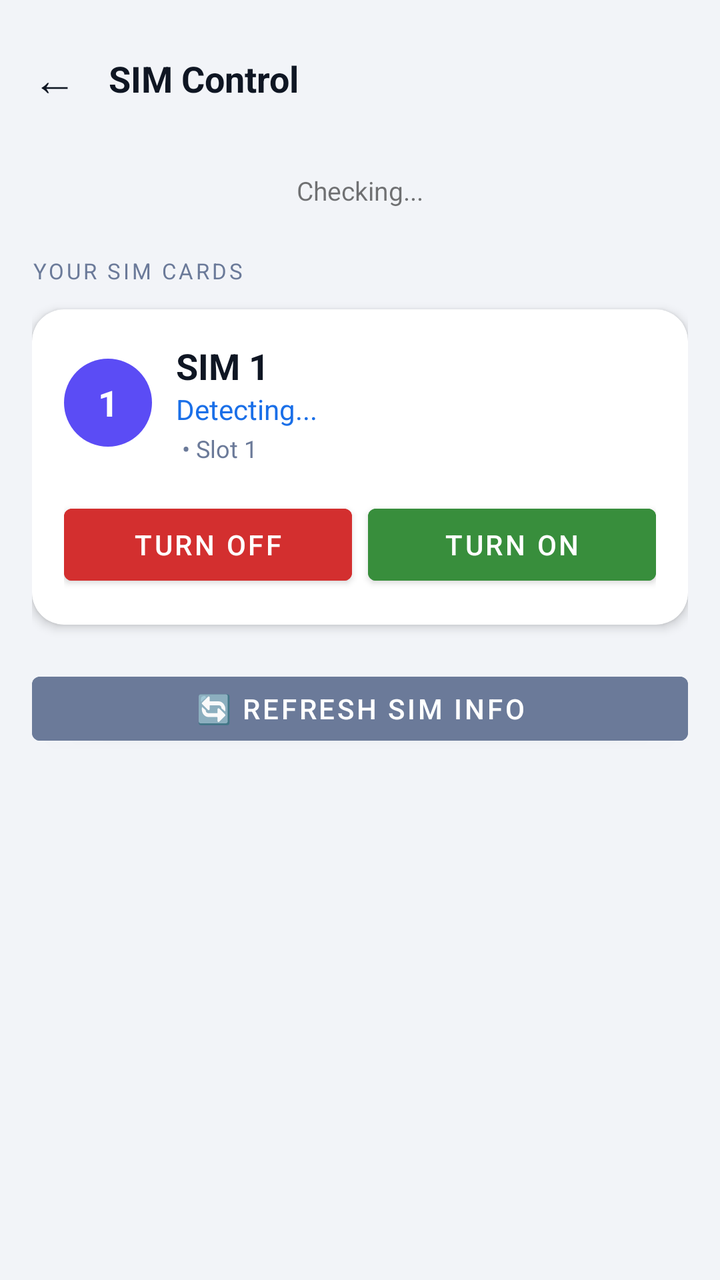
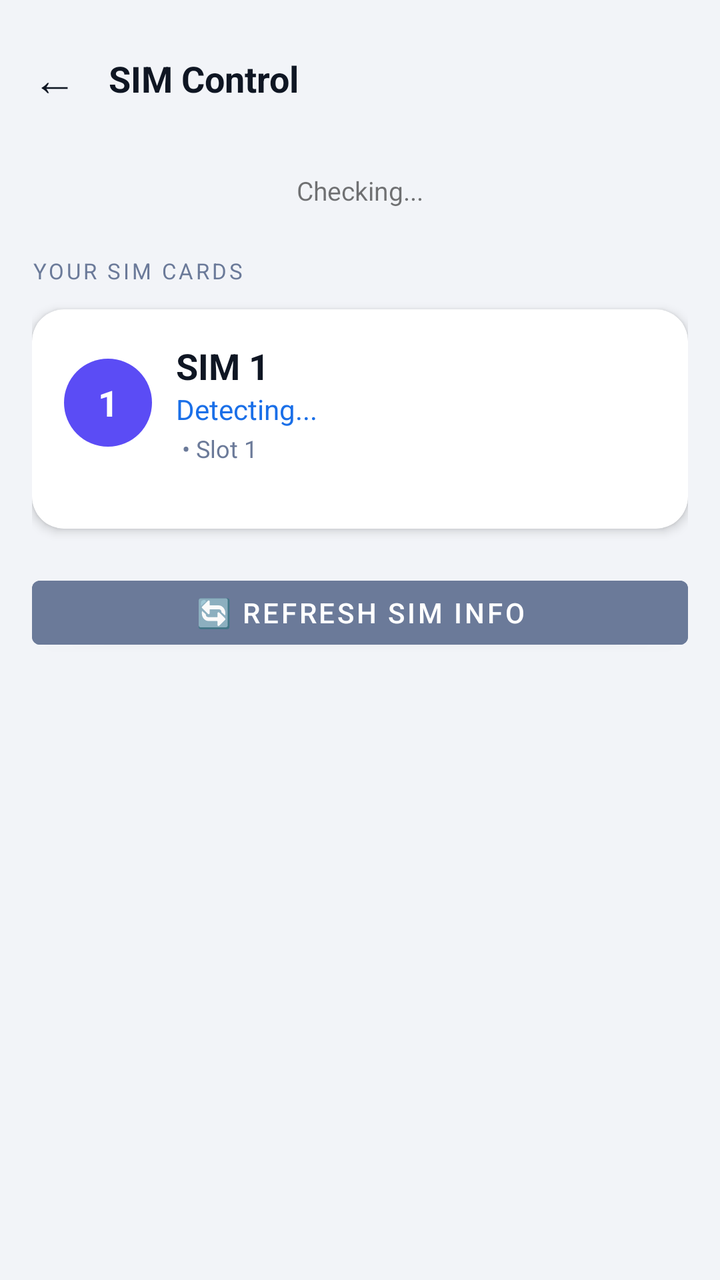

Before-and-after screenshots of an Android layout around one commit, followed by the original layout XML and the change that was made.
<!-- AndroidManifest.xml: application theme Theme.SimScheduler -->
<!-- res/layout/fragment_sim_control.xml -->
<?xml version="1.0" encoding="utf-8"?>
<ScrollView xmlns:android="http://schemas.android.com/apk/res/android"
    xmlns:app="http://schemas.android.com/apk/res-auto"
    android:layout_width="match_parent"
    android:layout_height="match_parent"
    android:background="@color/background">

    <LinearLayout
        android:layout_width="match_parent"
        android:layout_height="wrap_content"
        android:orientation="vertical"
        android:padding="16dp">

        
        <LinearLayout
            android:layout_width="match_parent"
            android:layout_height="wrap_content"
            android:orientation="horizontal"
            android:gravity="center_vertical"
            android:layout_marginBottom="16dp">

            <TextView
                android:id="@+id/backBtn"
                android:layout_width="wrap_content"
                android:layout_height="wrap_content"
                android:text="←"
                android:textSize="22sp"
                android:textColor="@color/text_primary"
                android:padding="8dp"
                android:layout_marginStart="-8dp"
                android:clickable="true"
                android:focusable="true"
                android:background="?attr/selectableItemBackgroundBorderless"/>

            <TextView
                android:layout_width="wrap_content"
                android:layout_height="wrap_content"
                android:text="SIM Control"
                android:textSize="18sp"
                android:textStyle="bold"
                android:textColor="@color/text_primary"
                android:layout_marginStart="8dp"/>
        </LinearLayout>

        
        <TextView
            android:id="@+id/serviceStatus"
            android:layout_width="match_parent"
            android:layout_height="wrap_content"
            android:text="Checking..."
            android:textSize="13sp"
            android:gravity="center"
            android:padding="8dp"
            android:layout_marginBottom="16dp"/>

        
        <TextView
            android:layout_width="match_parent"
            android:layout_height="wrap_content"
            android:text="YOUR SIM CARDS"
            android:textSize="11sp"
            android:textColor="@color/text_secondary"
            android:letterSpacing="0.12"
            android:layout_marginBottom="12dp"/>

        
        <androidx.cardview.widget.CardView
            android:layout_width="match_parent"
            android:layout_height="wrap_content"
            android:layout_marginBottom="12dp"
            app:cardCornerRadius="16dp"
            app:cardElevation="3dp"
            app:cardBackgroundColor="@color/card_background">

            <LinearLayout
                android:layout_width="match_parent"
                android:layout_height="wrap_content"
                android:orientation="vertical"
                android:padding="16dp">

                
                <LinearLayout
                    android:layout_width="match_parent"
                    android:layout_height="wrap_content"
                    android:orientation="horizontal"
                    android:gravity="center_vertical"
                    android:layout_marginBottom="16dp">

                    
                    <TextView
                        android:layout_width="44dp"
                        android:layout_height="44dp"
                        android:text="1"
                        android:textSize="18sp"
                        android:textStyle="bold"
                        android:textColor="#FFFFFF"
                        android:gravity="center"
                        android:background="@drawable/sim_badge"
                        android:layout_marginEnd="12dp"/>

                    
                    <LinearLayout
                        android:layout_width="0dp"
                        android:layout_height="wrap_content"
                        android:layout_weight="1"
                        android:orientation="vertical">

                        <TextView
                            android:id="@+id/sim1Name"
                            android:layout_width="wrap_content"
                            android:layout_height="wrap_content"
                            android:text="SIM 1"
                            android:textSize="18sp"
                            android:textStyle="bold"
                            android:textColor="@color/text_primary"/>

                        <TextView
                            android:id="@+id/sim1Carrier"
                            android:layout_width="wrap_content"
                            android:layout_height="wrap_content"
                            android:text="Detecting..."
                            android:textSize="14sp"
                            android:textColor="@color/accent"/>

                        <LinearLayout
                            android:layout_width="wrap_content"
                            android:layout_height="wrap_content"
                            android:orientation="horizontal"
                            android:gravity="center_vertical"
                            android:layout_marginTop="2dp">

                            <TextView
                                android:id="@+id/sim1Number"
                                android:layout_width="wrap_content"
                                android:layout_height="wrap_content"
                                android:text=""
                                android:textSize="12sp"
                                android:textColor="@color/text_secondary"/>

                            <TextView
                                android:layout_width="wrap_content"
                                android:layout_height="wrap_content"
                                android:text=" • "
                                android:textSize="12sp"
                                android:textColor="@color/text_secondary"/>

                            <TextView
                                android:id="@+id/sim1Slot"
                                android:layout_width="wrap_content"
                                android:layout_height="wrap_content"
                                android:text="Slot 1"
                                android:textSize="12sp"
                                android:textColor="@color/text_secondary"/>
                        </LinearLayout>
                    </LinearLayout>
                </LinearLayout>

                
                <LinearLayout
                    android:layout_width="match_parent"
                    android:layout_height="wrap_content"
                    android:orientation="horizontal">

                    <Button
                        android:id="@+id/sim1BtnOff"
                        android:layout_width="0dp"
                        android:layout_height="48dp"
                        android:layout_weight="1"
                        android:text="Turn OFF"
                        android:textSize="14sp"
                        android:backgroundTint="#D32F2F"
                        android:layout_marginEnd="8dp"/>

                    <Button
                        android:id="@+id/sim1BtnOn"
                        android:layout_width="0dp"
                        android:layout_height="48dp"
                        android:layout_weight="1"
                        android:text="Turn ON"
                        android:textSize="14sp"
                        android:backgroundTint="#388E3C"/>
                </LinearLayout>

            </LinearLayout>
        </androidx.cardview.widget.CardView>

        
        <androidx.cardview.widget.CardView
            android:id="@+id/sim2Card"
            android:layout_width="match_parent"
            android:layout_height="wrap_content"
            android:layout_marginBottom="12dp"
            android:visibility="gone"
            app:cardCornerRadius="16dp"
            app:cardElevation="3dp"
            app:cardBackgroundColor="@color/card_background">

            <LinearLayout
                android:layout_width="match_parent"
                android:layout_height="wrap_content"
                android:orientation="vertical"
                android:padding="16dp">

                
                <LinearLayout
                    android:layout_width="match_parent"
                    android:layout_height="wrap_content"
                    android:orientation="horizontal"
                    android:gravity="center_vertical"
                    android:layout_marginBottom="16dp">

                    <TextView
                        android:layout_width="44dp"
                        android:layout_height="44dp"
                        android:text="2"
                        android:textSize="18sp"
                        android:textStyle="bold"
                        android:textColor="#FFFFFF"
                        android:gravity="center"
                        android:background="@drawable/sim_badge_2"
                        android:layout_marginEnd="12dp"/>

                    <LinearLayout
                        android:layout_width="0dp"
                        android:layout_height="wrap_content"
                        android:layout_weight="1"
                        android:orientation="vertical">

                        <TextView
                            android:id="@+id/sim2Name"
                            android:layout_width="wrap_content"
                            android:layout_height="wrap_content"
                            android:text="SIM 2"
                            android:textSize="18sp"
                            android:textStyle="bold"
                            android:textColor="@color/text_primary"/>

                        <TextView
                            android:id="@+id/sim2Carrier"
                            android:layout_width="wrap_content"
                            android:layout_height="wrap_content"
                            android:text="Detecting..."
                            android:textSize="14sp"
                            android:textColor="@color/sim2_color"/>

                        <LinearLayout
                            android:layout_width="wrap_content"
                            android:layout_height="wrap_content"
                            android:orientation="horizontal"
                            android:gravity="center_vertical"
                            android:layout_marginTop="2dp">

                            <TextView
                                android:id="@+id/sim2Number"
                                android:layout_width="wrap_content"
                                android:layout_height="wrap_content"
                                android:text=""
                                android:textSize="12sp"
                                android:textColor="@color/text_secondary"/>

                            <TextView
                                android:layout_width="wrap_content"
                                android:layout_height="wrap_content"
                                android:text=" • "
                                android:textSize="12sp"
                                android:textColor="@color/text_secondary"/>

                            <TextView
                                android:id="@+id/sim2Slot"
                                android:layout_width="wrap_content"
                                android:layout_height="wrap_content"
                                android:text="Slot 2"
                                android:textSize="12sp"
                                android:textColor="@color/text_secondary"/>
                        </LinearLayout>
                    </LinearLayout>
                </LinearLayout>

                
                <LinearLayout
                    android:layout_width="match_parent"
                    android:layout_height="wrap_content"
                    android:orientation="horizontal">

                    <Button
                        android:id="@+id/sim2BtnOff"
                        android:layout_width="0dp"
                        android:layout_height="48dp"
                        android:layout_weight="1"
                        android:text="Turn OFF"
                        android:textSize="14sp"
                        android:backgroundTint="#D32F2F"
                        android:layout_marginEnd="8dp"/>

                    <Button
                        android:id="@+id/sim2BtnOn"
                        android:layout_width="0dp"
                        android:layout_height="48dp"
                        android:layout_weight="1"
                        android:text="Turn ON"
                        android:textSize="14sp"
                        android:backgroundTint="#388E3C"/>
                </LinearLayout>

            </LinearLayout>
        </androidx.cardview.widget.CardView>

        
        <Button
            android:id="@+id/refreshBtn"
            android:layout_width="match_parent"
            android:layout_height="44dp"
            android:text="🔄 Refresh SIM Info"
            android:textSize="14sp"
            android:backgroundTint="@color/text_secondary"
            android:layout_marginTop="8dp"/>

    </LinearLayout>
</ScrollView>
<!-- resources referenced by this layout -->
<resources>
  <color name="accent">#1A6FE8</color>
  <color name="background">#F2F4F8</color>
  <color name="card_background">#FFFFFF</color>
  <color name="sim2_color">#1A9AF5</color>
  <color name="text_primary">#0F1623</color>
  <color name="text_secondary">#6B7A99</color>
  <!-- drawable sim_badge (drawable) -->
  <?xml version="1.0" encoding="utf-8"?>
  <shape xmlns:android="http://schemas.android.com/apk/res/android"
      android:shape="oval">
      <solid android:color="#5B4CF5" />
  </shape>
  <!-- drawable sim_badge_2 (drawable) -->
  <?xml version="1.0" encoding="utf-8"?>
  <shape xmlns:android="http://schemas.android.com/apk/res/android"
      android:shape="oval">
      <solid android:color="#1A9AF5" />
  </shape>
  <style name="Theme.SimScheduler" parent="Theme.MaterialComponents.Light.NoActionBar">
          <item name="colorPrimary">@color/accent</item>
          <item name="colorPrimaryVariant">@color/accent</item>
          <item name="colorOnPrimary">@android:color/white</item>
          <item name="android:windowBackground">@color/background</item>
          <item name="android:statusBarColor">@color/background</item>
          <item name="android:windowLightStatusBar">true</item>
      </style>
</resources>

<!-- the commit's change to res/layout/fragment_sim_control.xml (unified diff, before → after) -->
@@ -155,32 +155,6 @@
                     </LinearLayout>
                 </LinearLayout>
 
-                
-                <LinearLayout
-                    android:layout_width="match_parent"
-                    android:layout_height="wrap_content"
-                    android:orientation="horizontal">
-
-                    <Button
-                        android:id="@+id/sim1BtnOff"
-                        android:layout_width="0dp"
-                        android:layout_height="48dp"
-                        android:layout_weight="1"
-                        android:text="Turn OFF"
-                        android:textSize="14sp"
-                        android:backgroundTint="#D32F2F"
-                        android:layout_marginEnd="8dp"/>
-
-                    <Button
-                        android:id="@+id/sim1BtnOn"
-                        android:layout_width="0dp"
-                        android:layout_height="48dp"
-                        android:layout_weight="1"
-                        android:text="Turn ON"
-                        android:textSize="14sp"
-                        android:backgroundTint="#388E3C"/>
-                </LinearLayout>
-
             </LinearLayout>
         </androidx.cardview.widget.CardView>
 
@@ -276,32 +250,6 @@
                     </LinearLayout>
                 </LinearLayout>
 
-                
-                <LinearLayout
-                    android:layout_width="match_parent"
-                    android:layout_height="wrap_content"
-                    android:orientation="horizontal">
-
-                    <Button
-                        android:id="@+id/sim2BtnOff"
-                        android:layout_width="0dp"
-                        android:layout_height="48dp"
-                        android:layout_weight="1"
-                        android:text="Turn OFF"
-                        android:textSize="14sp"
-                        android:backgroundTint="#D32F2F"
-                        android:layout_marginEnd="8dp"/>
-
-                    <Button
-                        android:id="@+id/sim2BtnOn"
-                        android:layout_width="0dp"
-                        android:layout_height="48dp"
-                        android:layout_weight="1"
-                        android:text="Turn ON"
-                        android:textSize="14sp"
-                        android:backgroundTint="#388E3C"/>
-                </LinearLayout>
-
             </LinearLayout>
         </androidx.cardview.widget.CardView>
 
